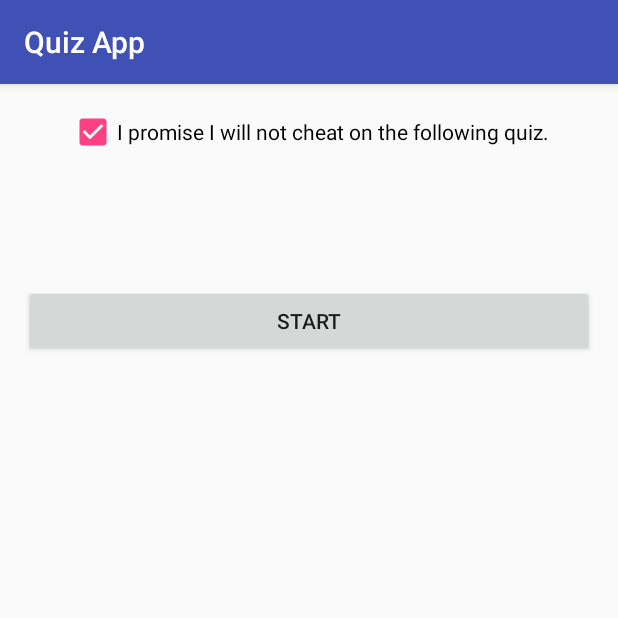
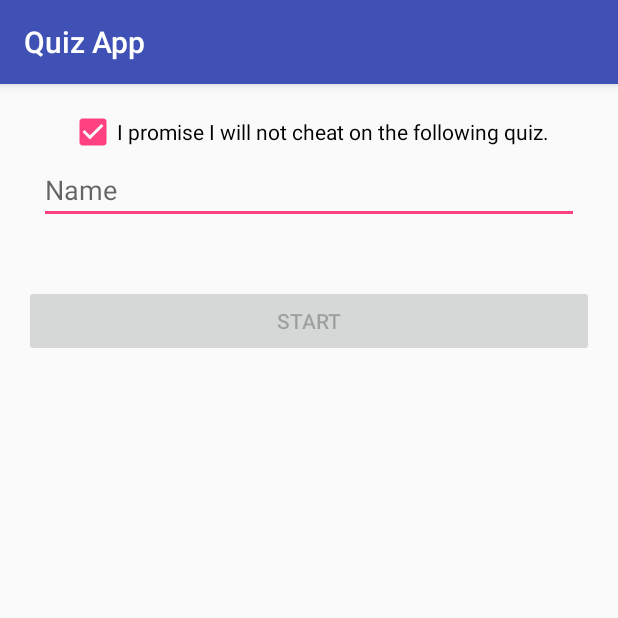
Before and after one commit to MaximBravo/QuizApp, an Android app: the screen it shows after launch (MainActivity), after a tap on "I promise I will not cheat on the follow", on a phone screen of 412 x 824 dp, the top half of it. Run offline under Robolectric (Android 15) with nearby library versions, the phone set to English and light mode, and no system bars.

Commit message:
Everything work with checkbox in begginining and name field

```diff
--- a/app/src/main/java/maximbravo/com/quizapp/MainActivity.java
+++ b/app/src/main/java/maximbravo/com/quizapp/MainActivity.java
@@ -1,12 +1,15 @@
 package maximbravo.com.quizapp;
 
+import android.content.Context;
 import android.graphics.Color;
 import android.provider.MediaStore;
 import android.support.v7.app.AppCompatActivity;
 import android.os.Bundle;
 import android.view.View;
+import android.view.inputmethod.InputMethodManager;
 import android.widget.Button;
 import android.widget.CheckBox;
+import android.widget.EditText;
 import android.widget.RadioButton;
 import android.widget.RadioGroup;
 import android.widget.TextView;
@@ -32,12 +35,14 @@ public class MainActivity extends AppCompatActivity {
     private Button next;
     private Button start;
     private RadioGroup rg;
+    private String name;
     private TextView scoreText;
     private TextView resultsText;
     private RadioButton selected;
     private String numberChoice;
     private String rightChoice;
     private CheckBox checkBox;
+    private EditText editNameBox;
     private int questionNumber = 1;
     private int score = 0;
     private boolean first = true;
@@ -49,6 +54,7 @@ public class MainActivity extends AppCompatActivity {
         super.onCreate(savedInstanceState);
         setContentView(R.layout.activity_main);
         start = (Button) findViewById(R.id.start_button);
+        editNameBox = (EditText) findViewById(R.id.name);
     }
 
     public void onRadioButtonClicked(View view) {
@@ -95,6 +101,7 @@ public class MainActivity extends AppCompatActivity {
         questionHeader = (TextView) findViewById(R.id.question_header);
         submit = (Button) findViewById(R.id.submit_button);
         next = (Button) findViewById(R.id.next_button);
+        editNameBox.setVisibility(View.INVISIBLE);
 
         rg = (RadioGroup) findViewById(R.id.answer_box);
         scoreText = (TextView) findViewById(R.id.score_text);
@@ -133,6 +140,8 @@ public class MainActivity extends AppCompatActivity {
         rightChoice = entry[5];
         next.setEnabled(false);
         selected = null;
+        InputMethodManager imm = (InputMethodManager)getSystemService(Context.INPUT_METHOD_SERVICE);
+        imm.hideSoftInputFromWindow(view.getWindowToken(), 0);
 
 
 
@@ -140,7 +149,8 @@ public class MainActivity extends AppCompatActivity {
     public void onCheckboxClicked(View view) {
         // Is the view now checked?
         checked = ((CheckBox) view).isChecked();
-        if(checked){
+        name = editNameBox.getText().toString();
+        if(checked && name.length() > 0){
             start.setEnabled(true);
         }
     }
@@ -167,7 +177,11 @@ public class MainActivity extends AppCompatActivity {
             start.setVisibility(View.INVISIBLE);
 
             reset.setVisibility(View.VISIBLE);
-            scoreText.setText("Your final score is " + score + " out of 10!");
+            if(score < 8) {
+                scoreText.setText("Sorry " + name + ", but you didn't pass with a score of " + score + " out of 10.");
+            } else {
+                scoreText.setText("Congradulations " + name + "! You passed with an amazing score of " + score + " out of 10!");
+            }
 
         }
         entry = Questions.getEntry(getQuestion());
@@ -208,6 +222,8 @@ public class MainActivity extends AppCompatActivity {
         checkBox.setVisibility(View.VISIBLE);
         start.setVisibility(View.VISIBLE);
         start.setEnabled(false);
+        editNameBox.setVisibility(View.VISIBLE);
+        editNameBox.setText("");
         score = 0;
         questionNumber = 1;
     }
--- a/app/src/main/res/layout/activity_main.xml
+++ b/app/src/main/res/layout/activity_main.xml
@@ -133,6 +133,14 @@
             android:layout_height="wrap_content"
             android:layout_centerHorizontal="true"
             />
+        <EditText
+            android:layout_below="@id/checkbox"
+            android:id="@+id/name"
+            android:layout_marginLeft="20dp"
+            android:layout_centerHorizontal="true"
+            android:layout_width="match_parent"
+            android:layout_height="wrap_content"
+            android:hint="Name" />
         <Button
             android:id="@+id/reset_button"
             android:text="Reset"
```
